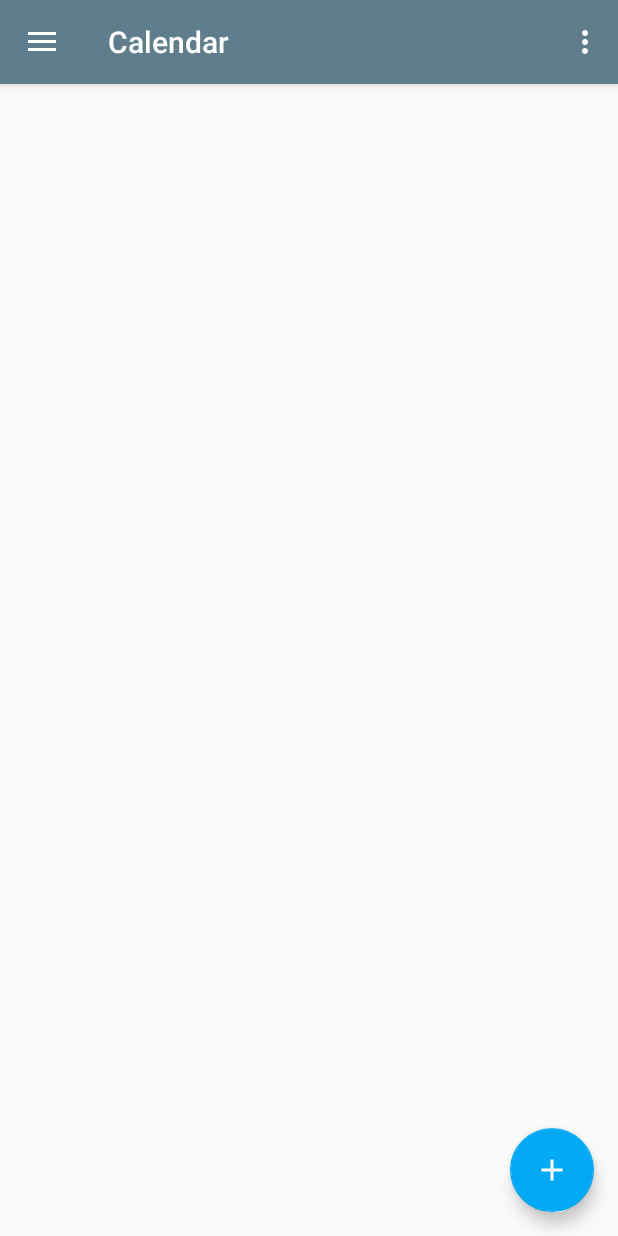
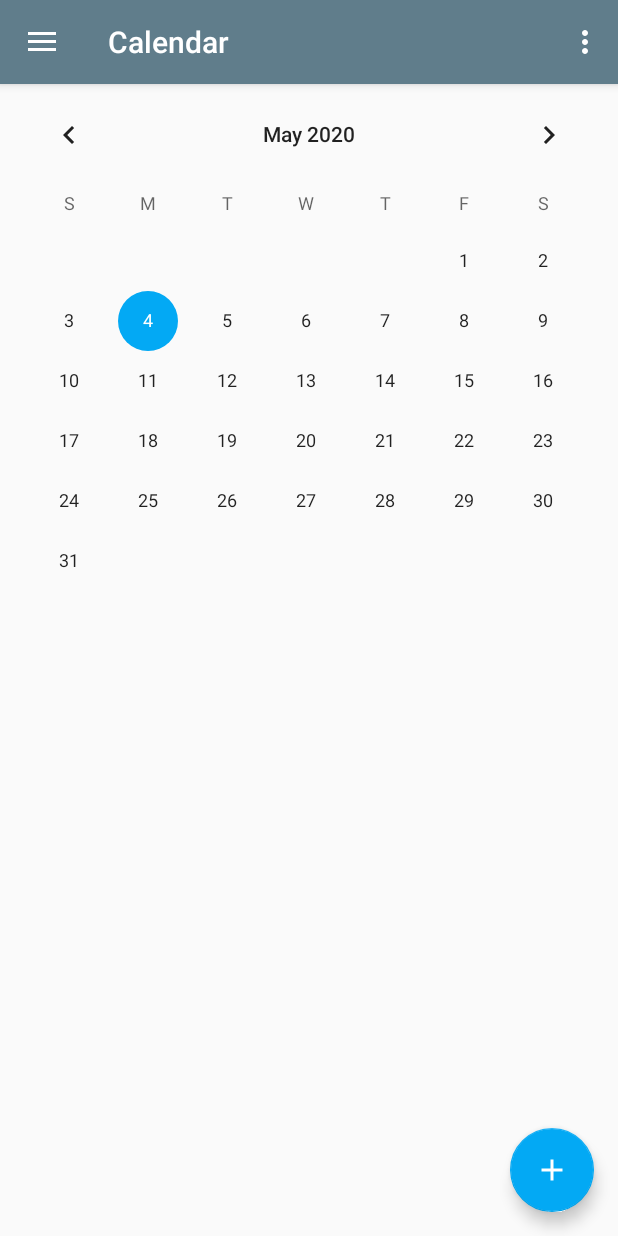
Before and after one commit to DanielKvar/test, an Android app: the screen it shows after launch (MainActivity), on a phone screen of 412 x 824 dp. Run offline under Robolectric (Android 15) with nearby library versions, the phone set to English and light mode, and no system bars; our stand-ins replace EventBus, navigation-ui.

Commit message:
Added RecyclerView

```diff
--- a/app/build.gradle
+++ b/app/build.gradle
@@ -37,6 +37,7 @@ dependencies {
     implementation 'androidx.recyclerview:recyclerview:1.1.0'
     implementation 'org.apache.commons:commons-io:1.3.2'
     implementation 'org.greenrobot:eventbus:3.2.0'
+    implementation 'sun.bob:mcalendarview:1.0.0'
     testImplementation 'junit:junit:4.12'
     androidTestImplementation 'androidx.test.ext:junit:1.1.1'
     androidTestImplementation 'androidx.test.espresso:espresso-core:3.2.0'
--- a/app/src/main/java/com/example/todo/MainActivity.java
+++ b/app/src/main/java/com/example/todo/MainActivity.java
@@ -4,6 +4,8 @@ import android.content.Intent;
 import android.os.Bundle;
 import android.view.View;
 import android.view.Menu;
+import android.widget.Button;
+import android.widget.CalendarView;
 import android.widget.Toast;
 
 import com.example.structure.Tekma;
@@ -17,16 +19,21 @@ import androidx.navigation.ui.NavigationUI;
 import androidx.drawerlayout.widget.DrawerLayout;
 import androidx.appcompat.app.AppCompatActivity;
 import androidx.appcompat.widget.Toolbar;
+import androidx.recyclerview.widget.LinearLayoutManager;
+import androidx.recyclerview.widget.RecyclerView;
 
 import org.greenrobot.eventbus.EventBus;
 import org.greenrobot.eventbus.Subscribe;
 import org.greenrobot.eventbus.ThreadMode;
 
+import java.util.Calendar;
+import java.util.List;
+
 public class MainActivity extends AppCompatActivity {
 
     private AppBarConfiguration mAppBarConfiguration;
     private MyApp App;
-
+    TekmeAdapter adapter;
     @Override
     protected void onCreate(Bundle savedInstanceState) {
         super.onCreate(savedInstanceState);
@@ -34,6 +41,7 @@ public class MainActivity extends AppCompatActivity {
         App = (MyApp)getApplication();
         Toolbar toolbar = findViewById(R.id.toolbar);
         setSupportActionBar(toolbar);
+
         FloatingActionButton fab = findViewById(R.id.fab);
         fab.setOnClickListener(new View.OnClickListener() {
             @Override
--- a/app/src/main/java/com/example/todo/MyApp.java
+++ b/app/src/main/java/com/example/todo/MyApp.java
@@ -10,12 +10,14 @@ import com.google.gson.GsonBuilder;
 
 import java.io.File;
 import java.io.IOException;
+import java.util.ArrayList;
+import java.util.List;
 
 public class MyApp extends Application {
     static private Gson gson;
     static private File file;
     public Tekma Tekma;
-
+    private List<Tekma> Tekme = new ArrayList<>();
 
     @Override
     public void onCreate() {
@@ -26,8 +28,15 @@ public class MyApp extends Application {
         return Tekma;
     }
 
+    public int Count(){return Tekme.size();}
+
     public void setCurrentTekma(Tekma tekma) {
         Tekma = tekma;
+        Tekme.add(tekma);
+    }
+
+    public Tekma getAtPos(int pos){
+        return Tekme.get(pos);
     }
 
     public Gson getGson() {
--- a/app/src/main/java/com/example/todo/ui/home/HomeFragment.java
+++ b/app/src/main/java/com/example/todo/ui/home/HomeFragment.java
@@ -4,6 +4,7 @@ import android.os.Bundle;
 import android.view.LayoutInflater;
 import android.view.View;
 import android.view.ViewGroup;
+import android.widget.Button;
 import android.widget.TextView;
 
 import androidx.annotation.NonNull;
@@ -11,18 +12,37 @@ import androidx.annotation.Nullable;
 import androidx.fragment.app.Fragment;
 import androidx.lifecycle.Observer;
 import androidx.lifecycle.ViewModelProviders;
+import androidx.recyclerview.widget.LinearLayoutManager;
+import androidx.recyclerview.widget.RecyclerView;
 
+import com.example.todo.MyApp;
 import com.example.todo.R;
+import com.example.todo.TekmeAdapter;
 
 public class HomeFragment extends Fragment {
 
     private HomeViewModel homeViewModel;
+    private MyApp App;
+    private RecyclerView recyclerView;
+    private TekmeAdapter adapter;
 
     public View onCreateView(@NonNull LayoutInflater inflater,
                              ViewGroup container, Bundle savedInstanceState) {
         homeViewModel =
                 ViewModelProviders.of(this).get(HomeViewModel.class);
         View root = inflater.inflate(R.layout.fragment_home, container, false);
+
         return root;
     }
+
+    @Override
+    public void onViewCreated(@NonNull View view, @Nullable Bundle savedInstanceState) {
+        App = (MyApp) getActivity().getApplication();
+        if(App.Count() != 0){
+            recyclerView = view.findViewById(R.id.recyclerView);
+            adapter = new TekmeAdapter(App);
+            recyclerView.setAdapter(adapter);
+            recyclerView.setLayoutManager(new LinearLayoutManager(getActivity()));
+        }
+    }
 }
--- a/app/src/main/res/layout/fragment_home.xml
+++ b/app/src/main/res/layout/fragment_home.xml
@@ -6,11 +6,22 @@
     android:layout_height="match_parent"
     tools:context=".ui.home.HomeFragment">
 
-    <androidx.recyclerview.widget.RecyclerView
+    <CalendarView
+        android:id="@+id/calendarView"
         android:layout_width="match_parent"
-        android:layout_height="match_parent"
-        app:layout_constraintBottom_toBottomOf="parent"
+        android:layout_height="wrap_content"
         app:layout_constraintEnd_toEndOf="parent"
         app:layout_constraintStart_toStartOf="parent"
         app:layout_constraintTop_toTopOf="parent" />
+
+    <androidx.recyclerview.widget.RecyclerView
+        android:id="@+id/recyclerView"
+        android:layout_width="409dp"
+        android:layout_height="391dp"
+        android:layout_marginTop="8dp"
+        app:layout_constraintStart_toStartOf="parent"
+        app:layout_constraintTop_toBottomOf="@+id/calendarView"
+        tools:layoutManager="GridLayoutManager"
+        tools:spanCount="5" />
+
 </androidx.constraintlayout.widget.ConstraintLayout>
```
Also changed, not shown: app/src/main/java/com/example/todo/TekmeAdapter.java (added, +92 -0 lines), app/src/main/res/layout/rv_rowlayout.xml (added, +34 -0 lines).
